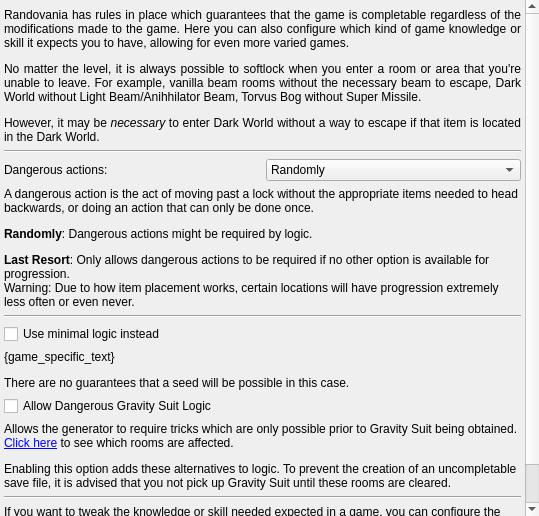
Before: the Qt Designer form randovania/gui/ui_files/preset_trick_level.ui in randovania/randovania, drawn with Qt 5.
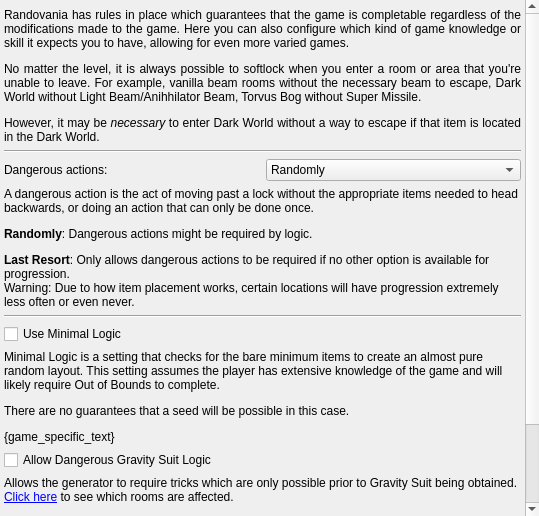
After: the same form once the commit is applied.

Commit message: Minimal Logic Updates

```diff
--- a/randovania/gui/ui_files/preset_trick_level.ui
+++ b/randovania/gui/ui_files/preset_trick_level.ui
@@ -131,14 +131,14 @@
         <item>
          <widget class="QCheckBox" name="trick_level_minimal_logic_check">
           <property name="text">
-           <string>Use minimal logic instead</string>
+           <string>Use Minimal Logic</string>
           </property>
          </widget>
         </item>
         <item>
          <widget class="QLabel" name="trick_level_minimal_logic_label">
           <property name="text">
-           <string>&lt;html&gt;&lt;head/&gt;&lt;body&gt;&lt;p&gt;{game_specific_text}&lt;/p&gt;&lt;p&gt;There are no guarantees that a seed will be possible in this case.&lt;/p&gt;&lt;/body&gt;&lt;/html&gt;</string>
+           <string>&lt;html&gt;&lt;head/&gt;&lt;body&gt;&lt;/p&gt;&lt;p&gt;Minimal Logic is a setting that checks for the bare minimum items to create an almost pure random layout. This setting assumes the player has extensive knowledge of the game and will likely require Out of Bounds to complete.&lt;/p&gt;&lt;p&gt;There are no guarantees that a seed will be possible in this case.&lt;/p&gt;&lt;p&gt;{game_specific_text}&lt;/body&gt;&lt;/html&gt;</string>
           </property>
           <property name="alignment">
            <set>Qt::AlignLeading|Qt::AlignLeft|Qt::AlignTop</set>
```
The commit also changes 3 other files.
